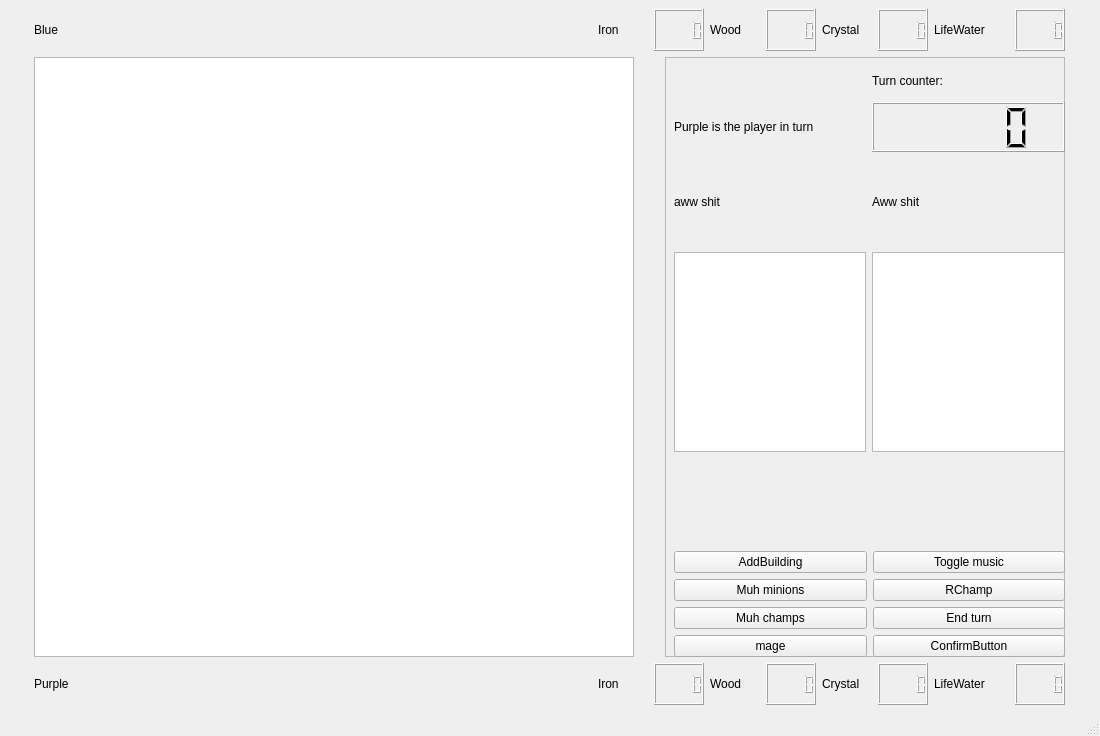
Kujanenj/ohjelmointi3, file Game/mapwindow.ui: the form before one commit.
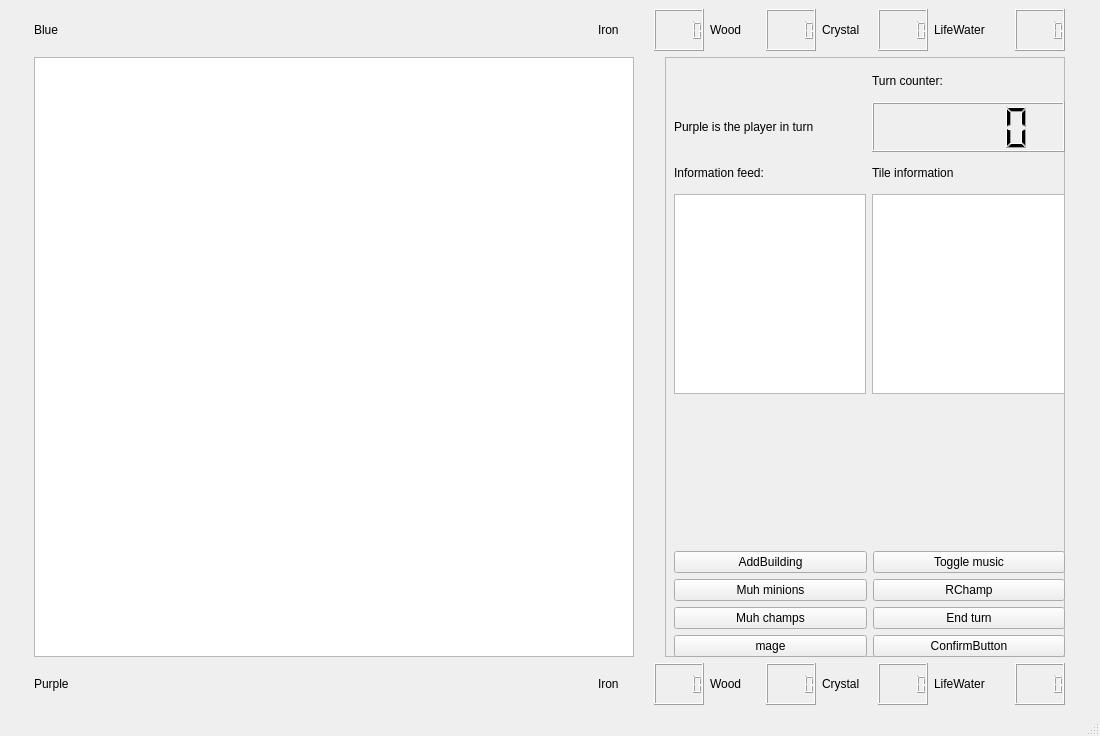
The form after the commit.

What changed in the file:
```diff
--- a/Game/mapwindow.ui
+++ b/Game/mapwindow.ui
@@ -305,8 +305,14 @@
          <layout class="QGridLayout" name="gridLayout_5">
           <item row="2" column="1">
            <widget class="QLabel" name="label_3">
+            <property name="maximumSize">
+             <size>
+              <width>16777215</width>
+              <height>30</height>
+             </size>
+            </property>
             <property name="text">
-             <string>Aww shit</string>
+             <string>Tile information</string>
             </property>
            </widget>
           </item>
@@ -348,8 +354,14 @@
           </item>
           <item row="2" column="0">
            <widget class="QLabel" name="label_2">
+            <property name="maximumSize">
+             <size>
+              <width>16777215</width>
+              <height>30</height>
+             </size>
+            </property>
             <property name="text">
-             <string>aww shit</string>
+             <string>Information feed:</string>
             </property>
            </widget>
           </item>
```
